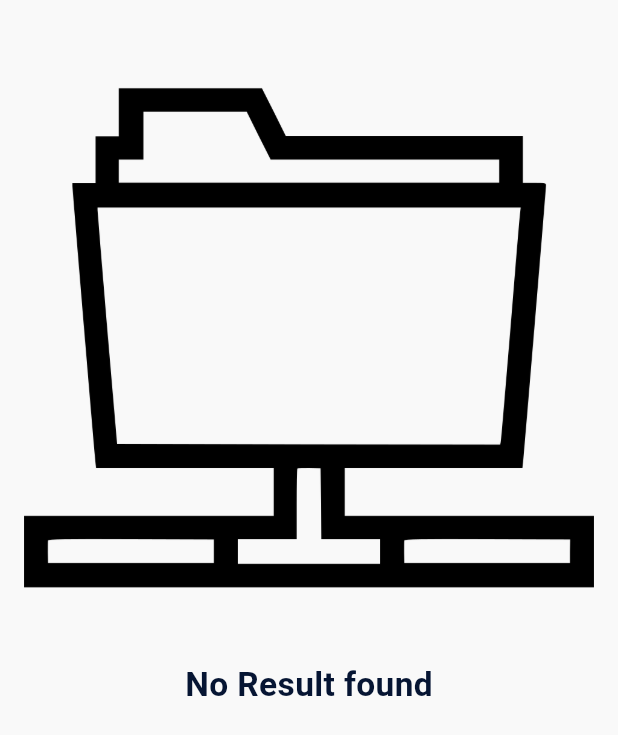
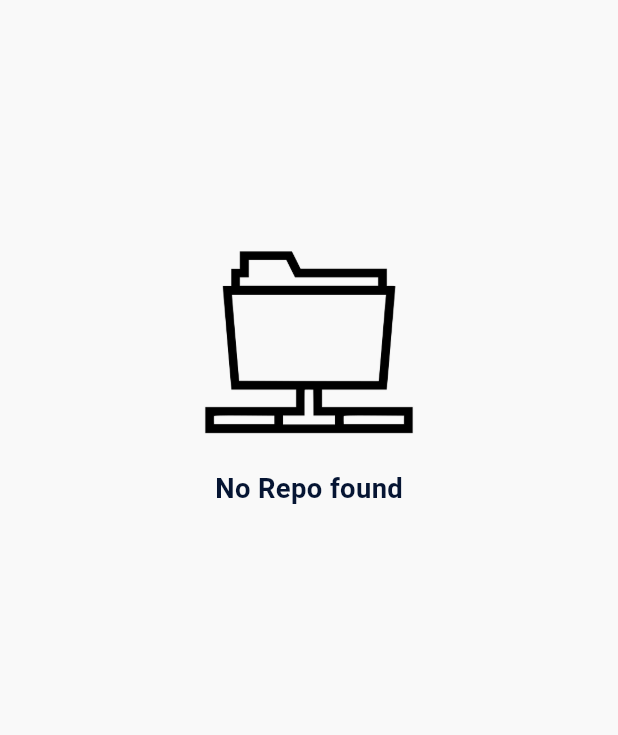
Before and after one commit to mscsapan/pioneer-alpha, a Flutter app: the EmptyWidget widget shown alone on an empty page, opened directly, on a phone screen of 412 x 824 dp. Shown: the top 735 px of the screen. Run offline on Flutter 3.47's test engine with Material 3 defaults, Android fonts, the phone set to English and light mode, and no system bars; our stand-ins replace cached_network_image, connectivity_plus, dartz, equatable, flutter_bloc, flutter_screenutil and 4 more; accounts and stored records are empty; network calls fail.

```diff
--- a/lib/presentation/screens/reso_search/repo_search_screen.dart
+++ b/lib/presentation/screens/reso_search/repo_search_screen.dart
@@ -149,7 +149,7 @@ class _RepoSearchScreenState extends State<RepoSearchScreen> {
                 if (repoCubit.repositories?.isNotEmpty ?? false) {
                   return LoadedRepoItems(items: repoCubit.repositories);
                 } else {
-                  return EmptyWidget(image: KImages.emptyRepo, text: 'No Result found', isSliver: false);
+                  return EmptyWidget(image: KImages.emptyRepo, text: 'No Repo found', isSliver: false);
                 }
               },
             ),
@@ -239,7 +239,7 @@ class LoadedRepoItems extends StatelessWidget {
                               spacing: 4.0,
                               children: [
                                 Icon(Icons.update,size: 18.0,color: Colors.grey),
-                                CustomText(text: Utils.timeWithData(result?.updatedAt??'')),                              ],
+                                CustomText(text: Utils.timeWithData(result?.updatedAt??''),fontWeight: FontWeight.w500,),                              ],
                             ),
 
                           ],
@@ -252,7 +252,7 @@ class LoadedRepoItems extends StatelessWidget {
             );
           },);
     }else{
-      return EmptyWidget(image: KImages.emptyRepo, text: 'No Result found',isSliver: false);
+      return EmptyWidget(image: KImages.emptyRepo, text: 'No Repo found', isSliver: false);
     }
   }
 }
--- a/lib/presentation/widgets/empty_widget.dart
+++ b/lib/presentation/widgets/empty_widget.dart
@@ -36,10 +36,9 @@ class EmptyWidget extends StatelessWidget {
             mainAxisAlignment: MainAxisAlignment.center,
             mainAxisSize: MainAxisSize.min,
             children: [
-              CustomImage(path: image),
+              CustomImage(path: image,height: 150.0,width: 150.0),
               Utils.verticalSpace(space),
-              CustomText(
-                  text: text, fontSize: 22.0, fontWeight: FontWeight.w700),
+              CustomText(text: text, fontSize: 18.0, fontWeight: FontWeight.w600),
               child,
             ],
           ),
@@ -53,9 +52,9 @@ class EmptyWidget extends StatelessWidget {
           mainAxisAlignment: MainAxisAlignment.center,
           mainAxisSize: MainAxisSize.min,
           children: [
-            CustomImage(path: image),
+            CustomImage(path: image,height: 150.0,width: 150.0),
             Utils.verticalSpace(space),
-            CustomText(text: text, fontSize: 22.0, fontWeight: FontWeight.w700),
+            CustomText(text: text, fontSize: 18.0, fontWeight: FontWeight.w600),
             child,
           ],
         ),
```
Also changed, not shown: assets/images/empty_repo.png, 1 other file.
